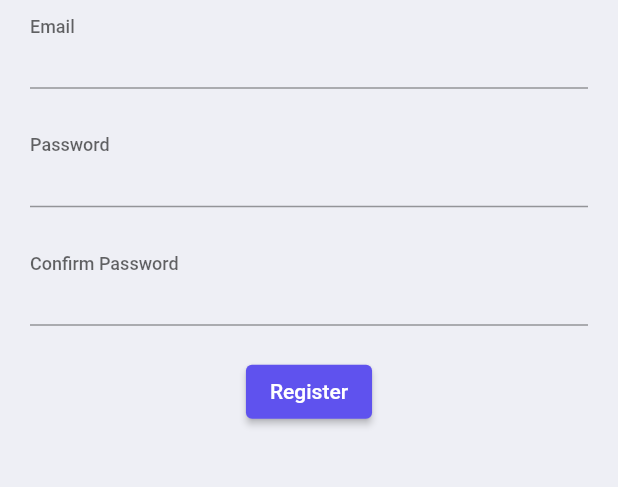
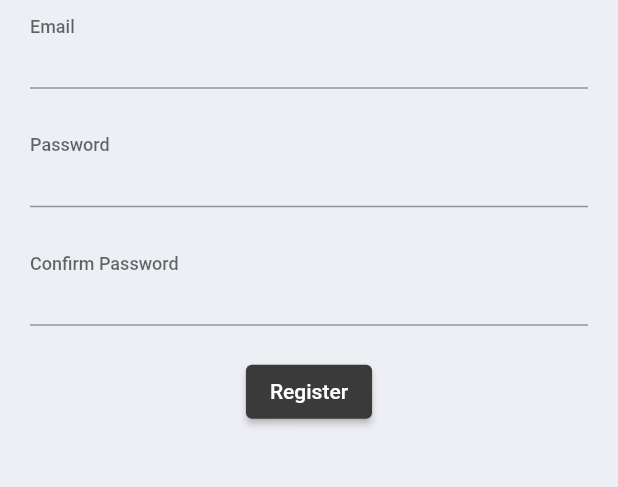
Before and after one commit to anantdubey16/TaskTrek, a Flutter app: the RegisterPage screen opened by its route, on a phone screen of 412 x 824 dp, the part 479-966 px from its top. Run offline on Flutter 3.47's test engine with Material 2 defaults, Android fonts, the phone set to English and light mode, and no system bars.

```diff
--- a/lib/screens/register_page.dart
+++ b/lib/screens/register_page.dart
@@ -48,7 +48,7 @@ class RegisterPage extends StatelessWidget {
                 Navigator.pushReplacementNamed(context, '/home');  // Navigate to home for now
               },
               style: ElevatedButton.styleFrom(
-                backgroundColor: Blue,
+                backgroundColor: Black,
               ),
               child: const Text('Register'),
             ),
```
